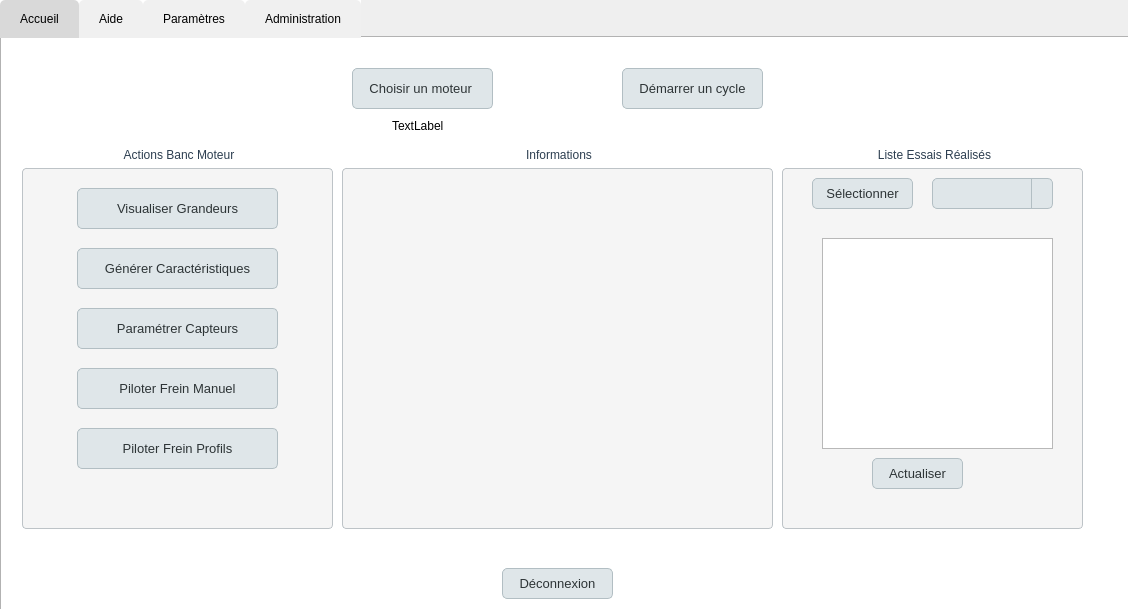
CND-cyb/engine_test_bench, file accueil_prof.ui: the form before one commit.
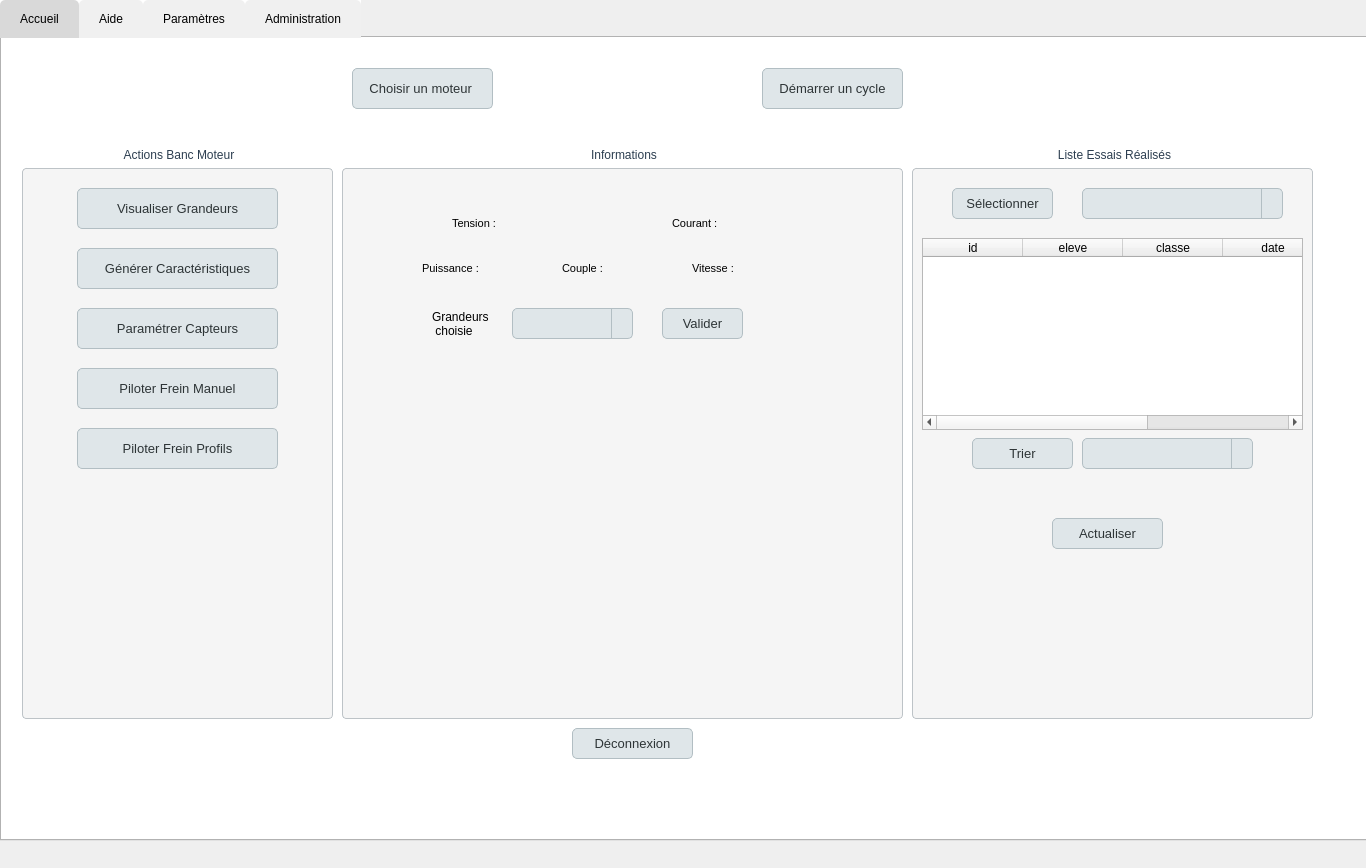
The form after the commit.

What changed in the file:
```diff
--- a/accueil_prof.ui
+++ b/accueil_prof.ui
@@ -6,8 +6,8 @@
    <rect>
     <x>0</x>
     <y>0</y>
-    <width>1128</width>
-    <height>609</height>
+    <width>1366</width>
+    <height>868</height>
    </rect>
   </property>
   <property name="windowTitle">
@@ -18,8 +18,8 @@
     <rect>
      <x>0</x>
      <y>0</y>
-     <width>1141</width>
-     <height>671</height>
+     <width>1371</width>
+     <height>841</height>
     </rect>
    </property>
    <property name="styleSheet">
@@ -74,7 +74,7 @@
        <x>20</x>
        <y>110</y>
        <width>311</width>
-       <height>381</height>
+       <height>571</height>
       </rect>
      </property>
      <property name="styleSheet">
@@ -264,8 +264,8 @@
       <rect>
        <x>340</x>
        <y>110</y>
-       <width>431</width>
-       <height>381</height>
+       <width>561</width>
+       <height>571</height>
       </rect>
      </property>
      <property name="styleSheet">
@@ -289,13 +289,245 @@
      <property name="title">
       <string>Informations</string>
      </property>
+     <widget class="QLabel" name="l_info">
+      <property name="geometry">
+       <rect>
+        <x>70</x>
+        <y>30</y>
+        <width>351</width>
+        <height>21</height>
+       </rect>
+      </property>
+      <property name="text">
+       <string/>
+      </property>
+     </widget>
+     <widget class="QLabel" name="l_tension">
+      <property name="geometry">
+       <rect>
+        <x>110</x>
+        <y>65</y>
+        <width>101</width>
+        <height>21</height>
+       </rect>
+      </property>
+      <property name="font">
+       <font>
+        <pointsize>8</pointsize>
+       </font>
+      </property>
+      <property name="text">
+       <string>Tension : </string>
+      </property>
+     </widget>
+     <widget class="QLabel" name="l_couple">
+      <property name="geometry">
+       <rect>
+        <x>220</x>
+        <y>110</y>
+        <width>121</width>
+        <height>21</height>
+       </rect>
+      </property>
+      <property name="font">
+       <font>
+        <pointsize>8</pointsize>
+       </font>
+      </property>
+      <property name="text">
+       <string>Couple : </string>
+      </property>
+     </widget>
+     <widget class="QLabel" name="l_courant">
+      <property name="geometry">
+       <rect>
+        <x>330</x>
+        <y>65</y>
+        <width>101</width>
+        <height>21</height>
+       </rect>
+      </property>
+      <property name="font">
+       <font>
+        <pointsize>8</pointsize>
+       </font>
+      </property>
+      <property name="text">
+       <string>Courant : </string>
+      </property>
+     </widget>
+     <widget class="QLabel" name="l_vitesse">
+      <property name="geometry">
+       <rect>
+        <x>350</x>
+        <y>110</y>
+        <width>151</width>
+        <height>21</height>
+       </rect>
+      </property>
+      <property name="font">
+       <font>
+        <pointsize>8</pointsize>
+       </font>
+      </property>
+      <property name="text">
+       <string>Vitesse :</string>
+      </property>
+     </widget>
+     <widget class="QLabel" name="l_puissance">
+      <property name="geometry">
+       <rect>
+        <x>80</x>
+        <y>110</y>
+        <width>111</width>
+        <height>21</height>
+       </rect>
+      </property>
+      <property name="font">
+       <font>
+        <pointsize>8</pointsize>
+       </font>
+      </property>
+      <property name="text">
+       <string>Puissance : </string>
+      </property>
+     </widget>
+     <widget class="QWidget" name="w_graphique" native="true">
+      <property name="geometry">
+       <rect>
+        <x>10</x>
+        <y>200</y>
+        <width>531</width>
+        <height>351</height>
+       </rect>
+      </property>
+     </widget>
+     <widget class="QLabel" name="l_axeY">
+      <property name="geometry">
+       <rect>
+        <x>90</x>
+        <y>160</y>
+        <width>71</width>
+        <height>31</height>
+       </rect>
+      </property>
+      <property name="text">
+       <string>Grandeurs 
+ choisie</string>
+      </property>
+     </widget>
+     <widget class="QComboBox" name="cBoxAxeY">
+      <property name="geometry">
+       <rect>
+        <x>170</x>
+        <y>160</y>
+        <width>121</width>
+        <height>31</height>
+       </rect>
+      </property>
+      <property name="styleSheet">
+       <string notr="true">QComboBox {
+    background-color: #dfe6e9;
+    border: 1px solid #b2bec3;
+    border-radius: 5px;
+    padding: 6px 30px 6px 6px;
+    font: 13px;
+    color: #2d3436;
+}
+
+QComboBox:hover {
+    background-color: #b2bec3;
+}
+
+QComboBox:pressed {
+    background-color: #636e72;
+    color: #ffffff;
+}
+
+QComboBox::drop-down {
+    subcontrol-origin: padding;
+    subcontrol-position: top right;
+    width: 20px;
+    border-left: 1px solid #b2bec3;
+}
+
+QComboBox QAbstractItemView {
+    background-color: #dfe6e9;
+    border: 1px solid #b2bec3;
+    selection-background-color: #636e72;
+    selection-color: #ffffff;
+}</string>
+      </property>
+      <item>
+       <property name="text">
+        <string/>
+       </property>
+      </item>
+      <item>
+       <property name="text">
+        <string>tension</string>
+       </property>
+      </item>
+      <item>
+       <property name="text">
+        <string>courant</string>
+       </property>
+      </item>
+      <item>
+       <property name="text">
+        <string>puissance</string>
+       </property>
+      </item>
+      <item>
+       <property name="text">
+        <string>couple</string>
+       </property>
+      </item>
+      <item>
+       <property name="text">
+        <string>vitesse</string>
+       </property>
+      </item>
+     </widget>
+     <widget class="QPushButton" name="pb_valider_axe">
+      <property name="geometry">
+       <rect>
+        <x>320</x>
+        <y>160</y>
+        <width>81</width>
+        <height>31</height>
+       </rect>
+      </property>
+      <property name="styleSheet">
+       <string notr="true">QPushButton {
+    background-color: #dfe6e9;
+    border: 1px solid #b2bec3;
+    border-radius: 5px;
+    color: #2d3436;
+    padding: 6px 12px;
+    font: 13px;
+}
+
+QPushButton:hover {
+    background-color: #b2bec3;
+}
+
+QPushButton:pressed {
+    background-color: #636e72;
+    color: #ffffff;
+}</string>
+      </property>
+      <property name="text">
+       <string>Valider</string>
+      </property>
+     </widget>
     </widget>
     <widget class="QPushButton" name="pb_deconnecter">
      <property name="geometry">
       <rect>
-       <x>500</x>
-       <y>530</y>
-       <width>111</width>
+       <x>570</x>
+       <y>690</y>
+       <width>121</width>
        <height>31</height>
       </rect>
      </property>
@@ -325,7 +557,7 @@
     <widget class="QPushButton" name="pb_demarrer_cycle">
      <property name="geometry">
       <rect>
-       <x>620</x>
+       <x>760</x>
        <y>30</y>
        <width>141</width>
        <height>41</height>
@@ -357,10 +589,10 @@
     <widget class="QGroupBox" name="gBox_liste_essai">
      <property name="geometry">
       <rect>
-       <x>780</x>
+       <x>910</x>
        <y>110</y>
-       <width>301</width>
-       <height>381</height>
+       <width>401</width>
+       <height>571</height>
       </rect>
      </property>
      <property name="styleSheet">
@@ -387,9 +619,9 @@
      <widget class="QComboBox" name="cBox_liste_essai">
       <property name="geometry">
        <rect>
-        <x>150</x>
-        <y>30</y>
-        <width>121</width>
+        <x>170</x>
+        <y>40</y>
+        <width>201</width>
         <height>31</height>
        </rect>
       </property>
@@ -430,8 +662,8 @@
      <widget class="QPushButton" name="pb_selectionner_essai">
       <property name="geometry">
        <rect>
-        <x>30</x>
-        <y>30</y>
+        <x>40</x>
+        <y>40</y>
         <width>101</width>
         <height>31</height>
        </rect>
@@ -459,22 +691,12 @@
        <string>Sélectionner</string>
       </property>
      </widget>
-     <widget class="QTextEdit" name="tE_liste_essai">
-      <property name="geometry">
-       <rect>
-        <x>40</x>
-        <y>90</y>
-        <width>231</width>
-        <height>211</height>
-       </rect>
-      </property>
-     </widget>
      <widget class="QPushButton" name="pb_actualiser_liste_essai">
       <property name="geometry">
        <rect>
-        <x>90</x>
-        <y>310</y>
-        <width>91</width>
+        <x>140</x>
+        <y>370</y>
+        <width>111</width>
         <height>31</height>
        </rect>
       </property>
@@ -501,6 +723,155 @@
        <string>Actualiser</string>
       </property>
      </widget>
+     <widget class="QTableWidget" name="tE_listeEssai">
+      <property name="geometry">
+       <rect>
+        <x>10</x>
+        <y>90</y>
+        <width>381</width>
+        <height>192</height>
+       </rect>
+      </property>
+      <property name="layoutDirection">
+       <enum>Qt::LeftToRight</enum>
+      </property>
+      <attribute name="verticalHeaderVisible">
+       <bool>false</bool>
+      </attribute>
+      <column>
+       <property name="text">
+        <string>id</string>
+       </property>
+      </column>
+      <column>
+       <property name="text">
+        <string>eleve</string>
+       </property>
+      </column>
+      <column>
+       <property name="text">
+        <string>classe</string>
+       </property>
+      </column>
+      <column>
+       <property name="text">
+        <string>date</string>
+       </property>
+      </column>
+      <column>
+       <property name="text">
+        <string>moteur</string>
+       </property>
+      </column>
+     </widget>
+     <widget class="QPushButton" name="pb_trierListeEssai">
+      <property name="geometry">
+       <rect>
+        <x>60</x>
+        <y>290</y>
+        <width>101</width>
+        <height>31</height>
+       </rect>
+      </property>
+      <property name="styleSheet">
+       <string notr="true">QPushButton {
+    background-color: #dfe6e9;
+    border: 1px solid #b2bec3;
+    border-radius: 5px;
+    color: #2d3436;
+    padding: 6px 12px;
+    font: 13px;
+}
+
+QPushButton:hover {
+    background-color: #b2bec3;
+}
+
+QPushButton:pressed {
+    background-color: #636e72;
+    color: #ffffff;
+}</string>
+      </property>
+      <property name="text">
+       <string>Trier</string>
+      </property>
+     </widget>
+     <widget class="QComboBox" name="cB_listeTries">
+      <property name="geometry">
+       <rect>
+        <x>170</x>
+        <y>290</y>
+        <width>171</width>
+        <height>31</height>
+       </rect>
+      </property>
+      <property name="styleSheet">
+       <string notr="true">QComboBox {
+    background-color: #dfe6e9;
+    border: 1px solid #b2bec3;
+    border-radius: 5px;
+    padding: 6px 30px 6px 6px;
+    font: 13px;
+    color: #2d3436;
+}
+
+QComboBox:hover {
+    background-color: #b2bec3;
+}
+
+QComboBox:pressed {
+    background-color: #636e72;
+    color: #ffffff;
+}
+
+QComboBox::drop-down {
+    subcontrol-origin: padding;
+    subcontrol-position: top right;
+    width: 20px;
+    border-left: 1px solid #b2bec3;
+}
+
+QComboBox QAbstractItemView {
+    background-color: #dfe6e9;
+    border: 1px solid #b2bec3;
+    selection-background-color: #636e72;
+    selection-color: #ffffff;
+}</string>
+      </property>
+      <item>
+       <property name="text">
+        <string/>
+       </property>
+      </item>
+      <item>
+       <property name="text">
+        <string>par étudiant</string>
+       </property>
+      </item>
+      <item>
+       <property name="text">
+        <string>par date</string>
+       </property>
+      </item>
+      <item>
+       <property name="text">
+        <string>par moteur</string>
+       </property>
+      </item>
+     </widget>
+     <widget class="QLabel" name="l_choix_essai">
+      <property name="geometry">
+       <rect>
+        <x>20</x>
+        <y>340</y>
+        <width>361</width>
+        <height>21</height>
+       </rect>
+      </property>
+      <property name="text">
+       <string/>
+      </property>
+     </widget>
     </widget>
     <widget class="QPushButton" name="pb_choisir_moteur">
      <property name="geometry">
@@ -537,14 +908,14 @@
     <widget class="QLabel" name="l_moteur">
      <property name="geometry">
       <rect>
-       <x>390</x>
+       <x>470</x>
        <y>80</y>
        <width>351</width>
        <height>16</height>
       </rect>
      </property>
      <property name="text">
-      <string>TextLabel</string>
+      <string/>
      </property>
     </widget>
    </widget>
```
Left out of the diff: 33 changed lines with no effect on the pictures.
